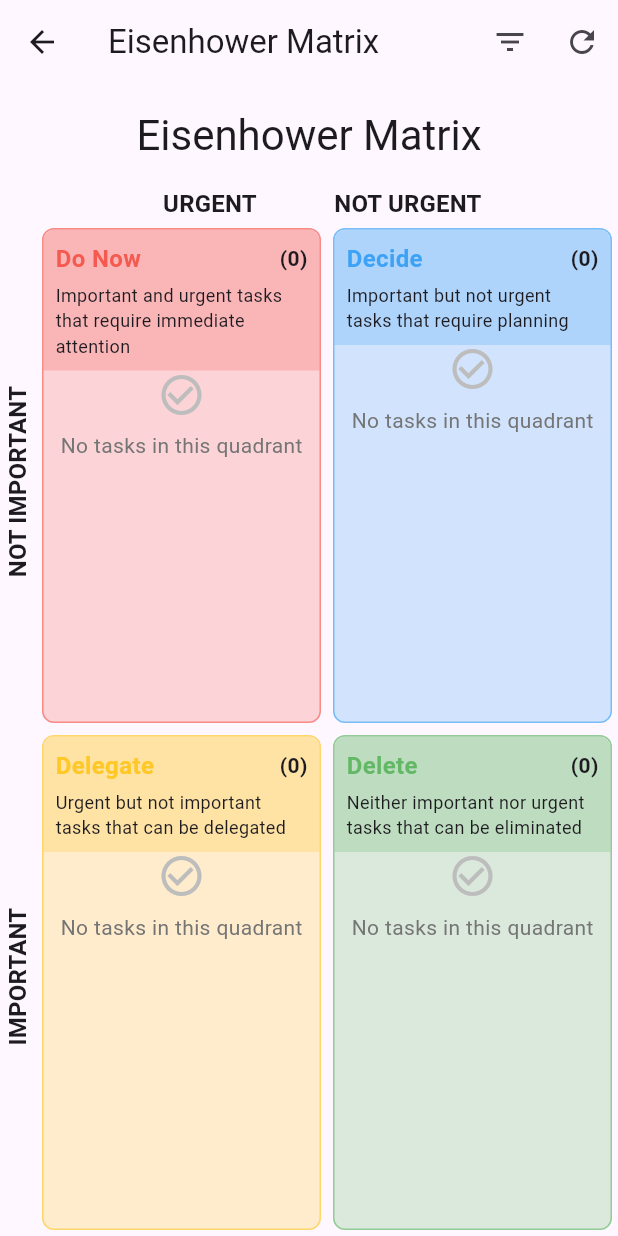
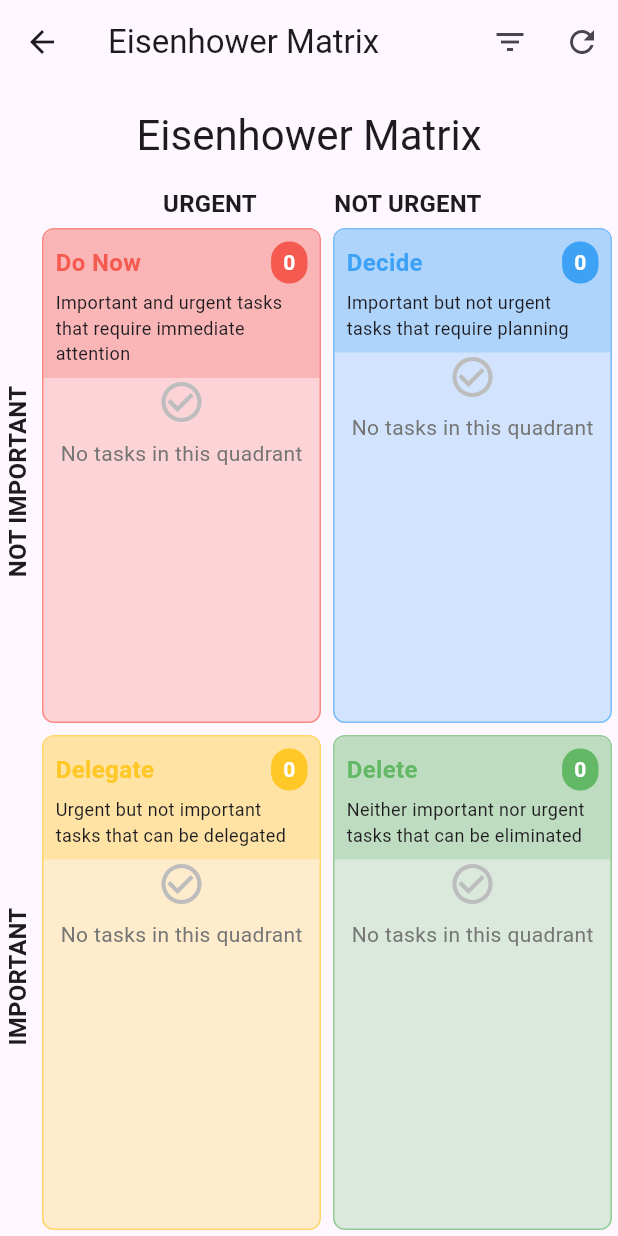
Before and after one commit to khanel/planning, a Flutter app: the EisenhowerMatrixPage screen opened by its route, on a phone screen of 412 x 824 dp. Run offline on Flutter 3.47's test engine with Material 3 defaults, Android fonts, the light colour scheme and no system bars; our stand-ins replace bloc, dartz, equatable, flutter_bloc, get_it, go_router and 3 more; accounts and stored records are empty.

Commit message:
feat(prioritization): enhance MatrixQuadrant with visual indicators
Implement visual enhancements for the Eisenhower Matrix quadrants:
- Add styled count badge to display number of tasks with color highlight
- Support for importance and urgency icons to provide visual context
- Improve test coverage with new test cases for all visual elements
- Follow TDD approach to implement and verify each enhancement

```diff
--- a/lib/src/features/prioritization/presentation/widgets/matrix_quadrant.dart
+++ b/lib/src/features/prioritization/presentation/widgets/matrix_quadrant.dart
@@ -25,6 +25,12 @@ class MatrixQuadrant extends StatelessWidget {
   /// The category this quadrant represents
   final EisenhowerCategory category;
 
+  /// Whether to show an icon indicating importance
+  final bool showImportanceIcon;
+
+  /// Whether to show an icon indicating urgency
+  final bool showUrgencyIcon;
+
   /// Creates a MatrixQuadrant widget
   const MatrixQuadrant({
     Key? key,
@@ -35,6 +41,8 @@ class MatrixQuadrant extends StatelessWidget {
     required this.category,
     this.onTaskTap,
     this.onPriorityChanged,
+    this.showImportanceIcon = false,
+    this.showUrgencyIcon = false,
   }) : super(key: key);
 
   @override
@@ -84,6 +92,8 @@ class MatrixQuadrant extends StatelessWidget {
                     Row(
                       mainAxisAlignment: MainAxisAlignment.spaceBetween,
                       children: [
+                        Row(
+                          children: [
                             Text(
                               title,
                               style: TextStyle(
@@ -92,11 +102,37 @@ class MatrixQuadrant extends StatelessWidget {
                                 color: color.withOpacity(0.8),
                               ),
                             ),
-                        Text(
-                          '(${tasks.length})',
-                          style: const TextStyle(
+                            const SizedBox(width: 8),
+                            if (showImportanceIcon)
+                              Icon(
+                                Icons.priority_high,
+                                color: color.withOpacity(0.8),
+                                size: 16,
+                              ),
+                            if (showUrgencyIcon)
+                              Padding(
+                                padding: const EdgeInsets.only(left: 4.0),
+                                child: Icon(
+                                  Icons.timelapse,
+                                  color: color.withOpacity(0.8),
+                                  size: 16,
+                                ),
+                              ),
+                          ],
+                        ),
+                        Container(
+                          padding: const EdgeInsets.symmetric(horizontal: 8.0, vertical: 4.0),
+                          decoration: BoxDecoration(
+                            color: color.withOpacity(0.8),
+                            borderRadius: BorderRadius.circular(12.0),
+                          ),
+                          child: Text(
+                            '${tasks.length}',
+                            style: TextStyle(
                               fontWeight: FontWeight.bold,
                               fontSize: 14,
+                              color: Colors.white,
+                            ),
                           ),
                         ),
                       ],
```
Also changed, not shown: 1 other file. Lines whose indentation alone changed are shown as unchanged.
